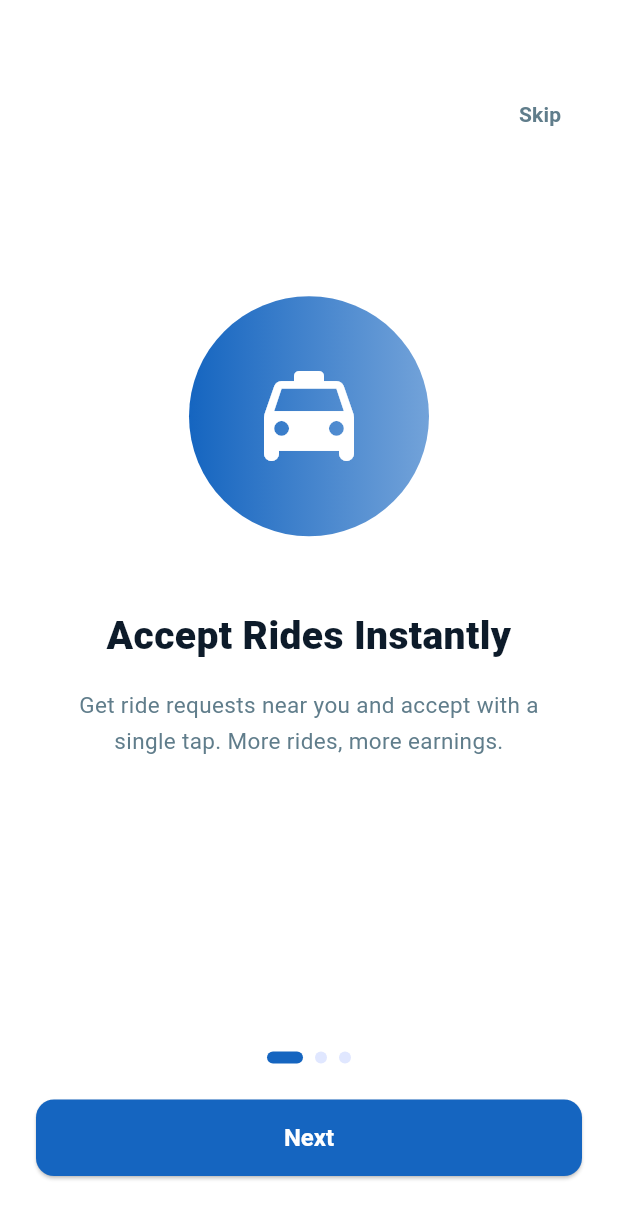
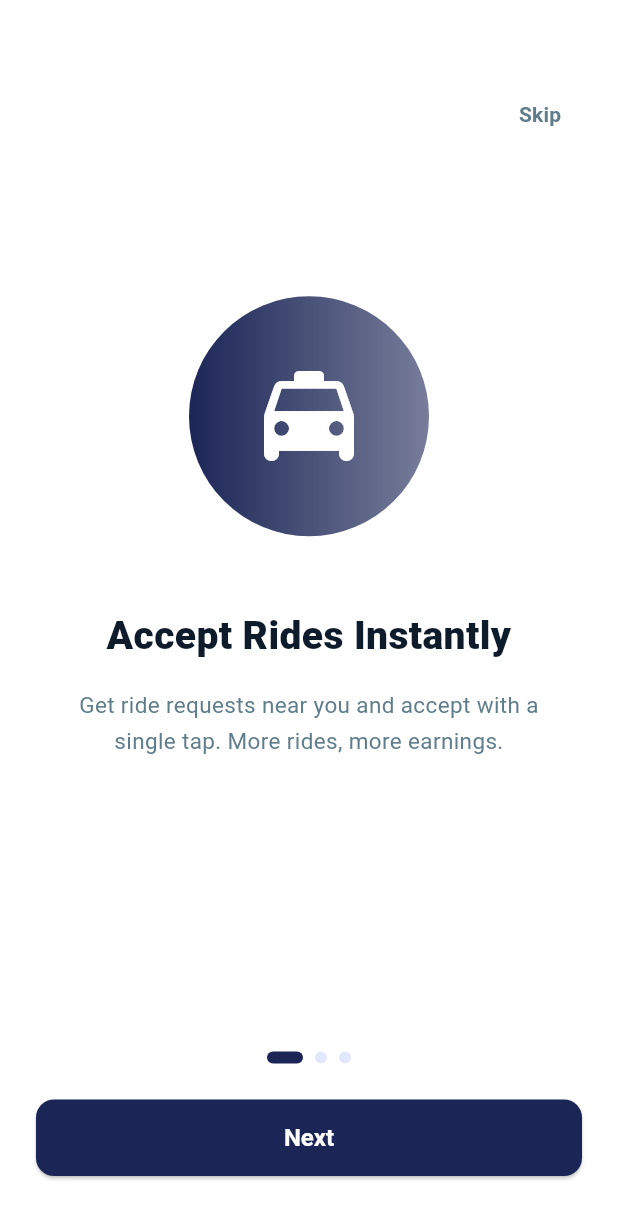
Before and after one commit to cabsgora-pvt/goracabs, a Flutter app: the screen it shows after launch, on a phone screen of 412 x 824 dp. Shown: the top 1219 px of the screen. Run offline on Flutter 3.47's test engine with Material 3 defaults, Android fonts, the phone set to English and light mode, and no system bars; our stand-ins replace animated_text_kit, equatable, fl_chart, flutter_bloc, flutter_map, font_awesome_flutter and 7 more; missing offline and left inert: razorpay_flutter.

Commit message:
feat(colors): update primary color palette to match user app branding

```diff
--- a/gora_driver/lib/core/constants/app_colors.dart
+++ b/gora_driver/lib/core/constants/app_colors.dart
@@ -1,10 +1,11 @@
 import 'package:flutter/material.dart';
 
 class AppColors {
-  static const primary = Color(0xFF1565C0);
-  static const primaryLight = Color(0xFF1E88E5);
-  static const primaryDark = Color(0xFF0D47A1);
-  static const accent = Color(0xFF42A5F5);
+  // Brand palette copied from the user app (navy)
+  static const primary = Color(0xFF1C2656);
+  static const primaryLight = Color(0xFF3A4A8C);
+  static const primaryDark = Color(0xFF10162E);
+  static const accent = Color(0xFF3A4A8C);
   static const background = Color(0xFFFFFFFF);
   static const cardBg = Color(0xFFF0F4FF);
   static const textDark = Color(0xFF0D1B2A);
```
